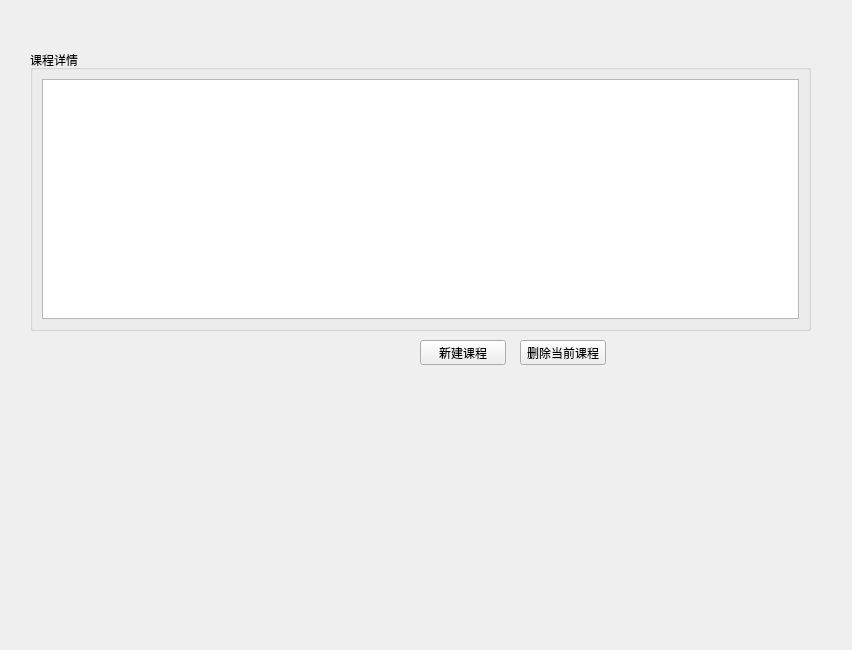
Qt form widget_coursemanager.ui (Ruby-Dream/studysoftware) before a commit.
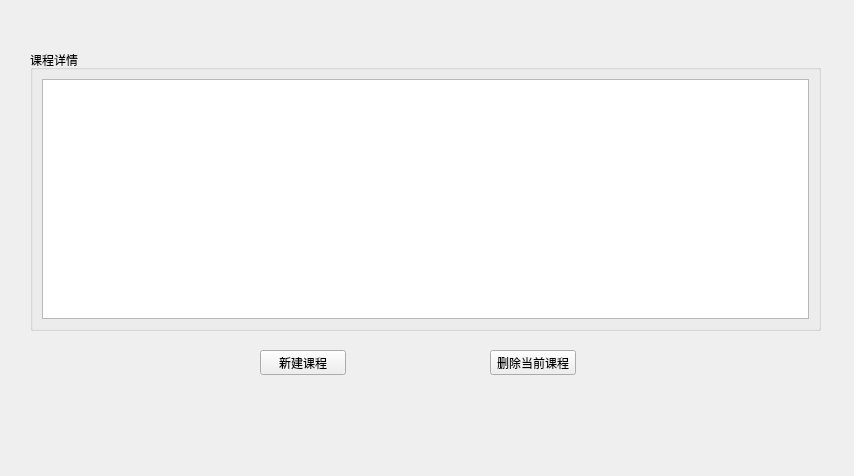
The same form after that commit.

Commit message: 优化“课程管理”按钮交互体验

Diff of the .ui file:
```diff
--- a/widget_coursemanager.ui
+++ b/widget_coursemanager.ui
@@ -6,8 +6,8 @@
    <rect>
     <x>0</x>
     <y>0</y>
-    <width>852</width>
-    <height>650</height>
+    <width>854</width>
+    <height>476</height>
    </rect>
   </property>
   <property name="windowTitle">
@@ -16,8 +16,8 @@
   <widget class="QPushButton" name="bt_new">
    <property name="geometry">
     <rect>
-     <x>420</x>
-     <y>340</y>
+     <x>260</x>
+     <y>350</y>
      <width>86</width>
      <height>25</height>
     </rect>
@@ -29,8 +29,8 @@
   <widget class="QPushButton" name="bt_delete">
    <property name="geometry">
     <rect>
-     <x>520</x>
-     <y>340</y>
+     <x>490</x>
+     <y>350</y>
      <width>86</width>
      <height>25</height>
     </rect>
@@ -44,7 +44,7 @@
     <rect>
      <x>30</x>
      <y>50</y>
-     <width>781</width>
+     <width>791</width>
      <height>281</height>
     </rect>
    </property>
```
The commit also changes 3 other files.
